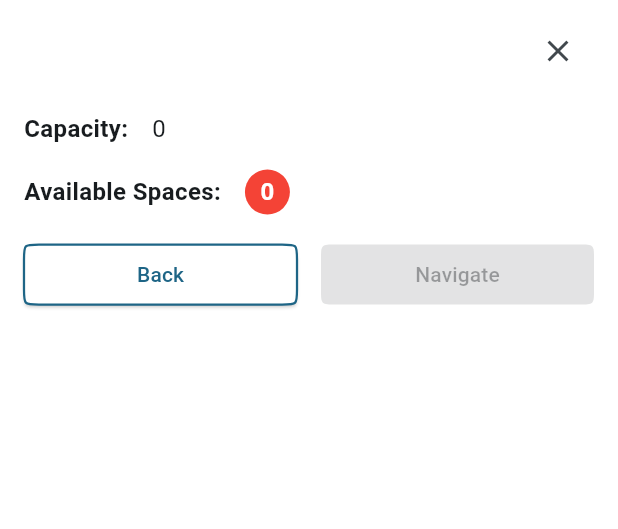
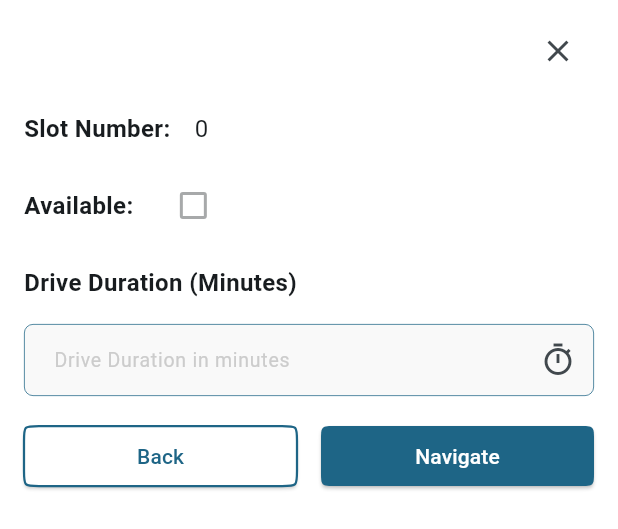
Before and after one commit to Kevin-Kiprotich/Parkify, a Flutter app: the ParkingModal widget shown alone on an empty page, opened directly with empty values, on a phone screen of 412 x 824 dp. Shown: the top 529 px of the screen. Run offline on Flutter 3.47's test engine with Material 3 defaults, Android fonts, the phone set to English and light mode, and no system bars; our stand-ins replace flutter_tts, font_awesome_flutter, geolocator, google_maps_flutter; missing offline and left inert: duration_picker, flutter_polyline_points, stylish_dialog.

Commit message:
Switched navigation to parking slots

```diff
--- a/lib/Components/park_details_modal.dart
+++ b/lib/Components/park_details_modal.dart
@@ -8,13 +8,13 @@ class ParkingModal extends StatefulWidget {
       {super.key,
       required this.id,
       required this.name,
-      required this.capacity,
-      required this.availableSpaces,
+      required this.slotNumber,
+      required this.isParked,
       required this.onNavigationCancelled});
-  final int id;
+  final String id;
   final String name;
-  final int capacity;
-  final int availableSpaces;
+  final int slotNumber;
+  final bool isParked;
   final void Function() onNavigationCancelled;
   @override
   State<ParkingModal> createState() => _ParkingModalState();
@@ -66,7 +66,7 @@ class _ParkingModalState extends State<ParkingModal> {
                 Row(
                   children: [
                     const Text(
-                      "Capacity:",
+                      "Slot Number:",
                       style: TextStyle(
                         fontSize: 16,
                         fontWeight: FontWeight.bold,
@@ -74,7 +74,7 @@ class _ParkingModalState extends State<ParkingModal> {
                     ),
                     const SizedBox(width: 16),
                     Text(
-                      widget.capacity.toString(),
+                      widget.slotNumber.toString(),
                       style: const TextStyle(
                         fontSize: 16,
                       ),
@@ -86,36 +86,18 @@ class _ParkingModalState extends State<ParkingModal> {
                 Row(
                   children: [
                     const Text(
-                      "Available Spaces:",
+                      "Available:",
                       style: TextStyle(
                         fontSize: 16,
                         fontWeight: FontWeight.bold,
                       ),
                     ),
                     const SizedBox(width: 16),
-                    Container(
-                      height: 30,
-                      width: 30,
-                      decoration: BoxDecoration(
-                          borderRadius: BorderRadius.circular(15),
-                          color: widget.availableSpaces > 0
-                              ? Colors.green
-                              : Colors.red),
-                      child: Center(
-                        child: Text(
-                          widget.availableSpaces.toString(),
-                          style: const TextStyle(
-                            fontSize: 16,
-                            fontWeight: FontWeight.bold,
-                            color: Colors.white,
-                          ),
-                        ),
-                      ),
-                    ),
+                    Checkbox(value: widget.isParked, onChanged: null),
                   ],
                 ),
                 const SizedBox(height: 16),
-                if (widget.availableSpaces > 0)
+                if (!widget.isParked)
                   Form(
                     key: _formkey,
                     child: Column(
@@ -193,16 +175,15 @@ class _ParkingModalState extends State<ParkingModal> {
                     const SizedBox(width: 16),
                     Expanded(
                       child: ElevatedButton(
-                        onPressed: widget.availableSpaces > 0
+                        onPressed: !widget.isParked
                             ? () {
                                 if (_formkey.currentState!.validate()) {
-                                  if (widget.availableSpaces > 0) {
+                                  if (!widget.isParked) {
                                     final result = {
                                       'parkinfo':{
                                         'id':widget.id,
                                         'name':widget.name,
-                                        'capacity':widget.capacity,
-                                        'available_spaces':widget.availableSpaces
+                                        'available':widget.isParked
                                       },
                                       'duration':
                                           double.parse(_durationController.text)
@@ -212,7 +193,7 @@ class _ParkingModalState extends State<ParkingModal> {
                                     ScaffoldMessenger.of(context).showSnackBar(
                                       SnackBar(
                                         content: const Text(
-                                          "No available spaces",
+                                          "The park is already booked",
                                           textAlign: TextAlign.center,
                                         ),
                                         action: SnackBarAction(
```
Also changed, not shown: lib/Pages/parking_map.dart (+69 -69 lines).
